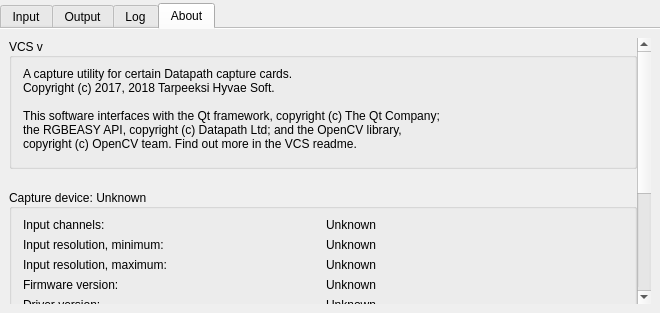
Old version of the form src/qt/d_control_panel.ui in the repository mrehkopf/vcs.
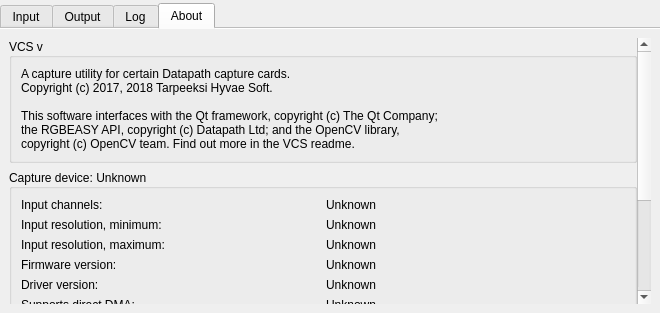
New version of the form. The open tabs and pages were chosen to show the change.

Commit message:
Clean up the control panel dialog a bit.
Renamed some of the GUI elements to better reflect their nature. Slight adjustments to element sizes, for improved uniformity. Removed the button to clear the log, as I don't think it was being terribly useful.

What changed in the file:
```diff
--- a/src/qt/d_control_panel.ui
+++ b/src/qt/d_control_panel.ui
@@ -1132,7 +1132,7 @@
             <x>0</x>
             <y>0</y>
             <width>624</width>
-            <height>531</height>
+            <height>499</height>
            </rect>
           </property>
           <layout class="QVBoxLayout" name="verticalLayout_8">
@@ -1170,16 +1170,16 @@
              </property>
              <layout class="QVBoxLayout" name="verticalLayout_9">
               <property name="leftMargin">
-               <number>11</number>
+               <number>9</number>
               </property>
               <property name="topMargin">
                <number>9</number>
               </property>
               <property name="rightMargin">
-               <number>11</number>
+               <number>9</number>
               </property>
               <property name="bottomMargin">
-               <number>13</number>
+               <number>9</number>
               </property>
               <item>
                <widget class="QLabel" name="label_17">
@@ -1196,43 +1196,11 @@
                 </property>
                </widget>
               </item>
-              <item>
-               <spacer name="verticalSpacer_8">
-                <property name="orientation">
-                 <enum>Qt::Vertical</enum>
-                </property>
-                <property name="sizeType">
-                 <enum>QSizePolicy::Fixed</enum>
-                </property>
-                <property name="sizeHint" stdset="0">
-                 <size>
-                  <width>20</width>
-                  <height>2</height>
-                 </size>
-                </property>
-               </spacer>
-              </item>
              </layout>
             </widget>
            </item>
            <item>
-            <spacer name="verticalSpacer_4">
-             <property name="orientation">
-              <enum>Qt::Vertical</enum>
-             </property>
-             <property name="sizeType">
-              <enum>QSizePolicy::Fixed</enum>
-             </property>
-             <property name="sizeHint" stdset="0">
-              <size>
-               <width>20</width>
-               <height>14</height>
-              </size>
-             </property>
-            </spacer>
-           </item>
-           <item>
-            <widget class="QGroupBox" name="groupBox_captureCard">
+            <widget class="QGroupBox" name="groupBox_captureDeviceInfo">
              <property name="enabled">
               <bool>true</bool>
              </property>
@@ -1247,10 +1215,10 @@
              </property>
              <layout class="QVBoxLayout" name="verticalLayout_3">
               <property name="leftMargin">
-               <number>11</number>
+               <number>9</number>
               </property>
               <property name="rightMargin">
-               <number>11</number>
+               <number>9</number>
               </property>
               <item>
                <layout class="QHBoxLayout" name="horizontalLayout_14">
```
Left out of the diff: 41 changed lines with no effect on the pictures. The commit also changes 2 other files.
